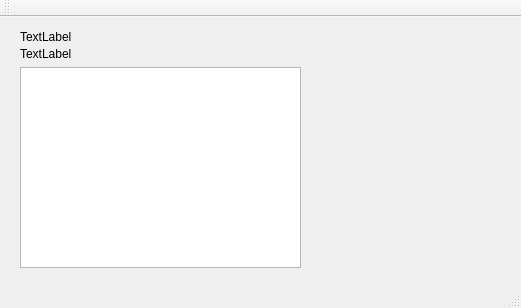
First picture: the form in mainwindow.ui, repository mpromonet/qtv4l2, before the edit.
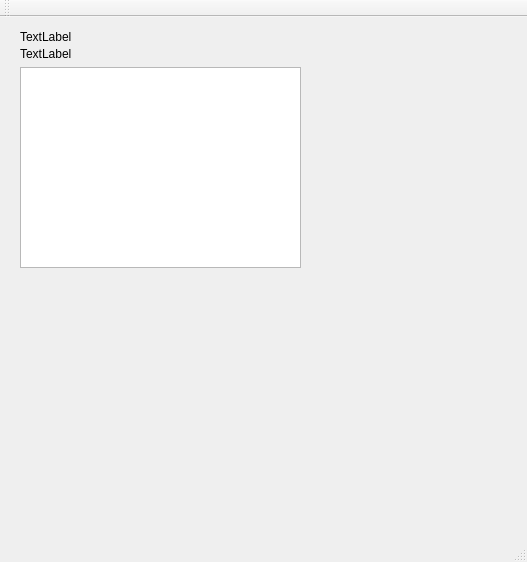
Second picture: the form after the edit.

Commit message: add slider control

The edit to the form file:
```diff
--- a/mainwindow.ui
+++ b/mainwindow.ui
@@ -6,8 +6,8 @@
    <rect>
     <x>0</x>
     <y>0</y>
-    <width>521</width>
-    <height>308</height>
+    <width>527</width>
+    <height>562</height>
    </rect>
   </property>
   <property name="windowTitle">
@@ -50,6 +50,17 @@
      <string>TextLabel</string>
     </property>
    </widget>
+   <widget class="QWidget" name="verticalLayoutWidget">
+    <property name="geometry">
+     <rect>
+      <x>20</x>
+      <y>260</y>
+      <width>491</width>
+      <height>241</height>
+     </rect>
+    </property>
+    <layout class="QVBoxLayout" name="propertiesLayout"/>
+   </widget>
   </widget>
   <widget class="QMenuBar" name="menuBar">
    <property name="geometry">
```
Left out of the diff: 2 changed lines with no effect on the pictures. The commit also changes 3 other files.
